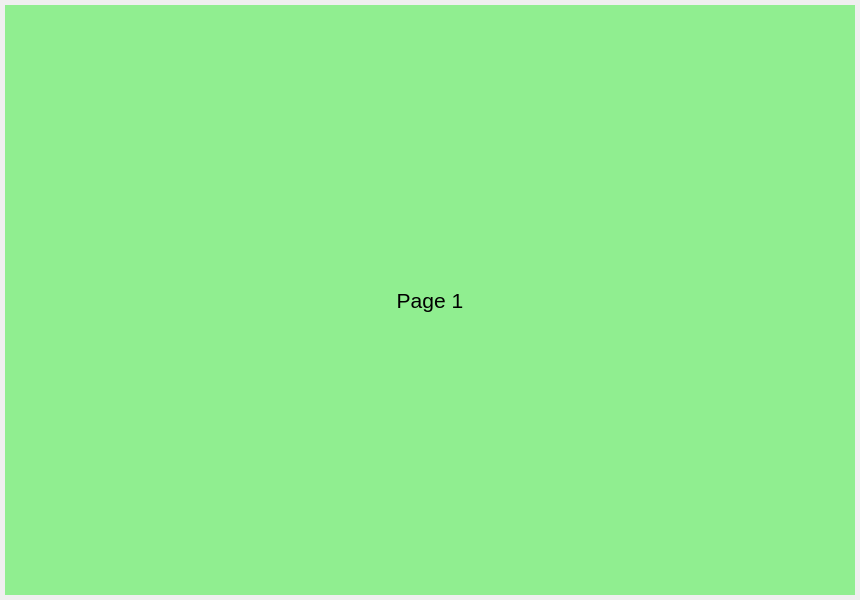
Above: gui/uis/pages/main_pages.ui from Wanderson-Magalhaes/PyOneDark_Qt_Widgets_Modern_GUI before the change. Below: the same form after it.
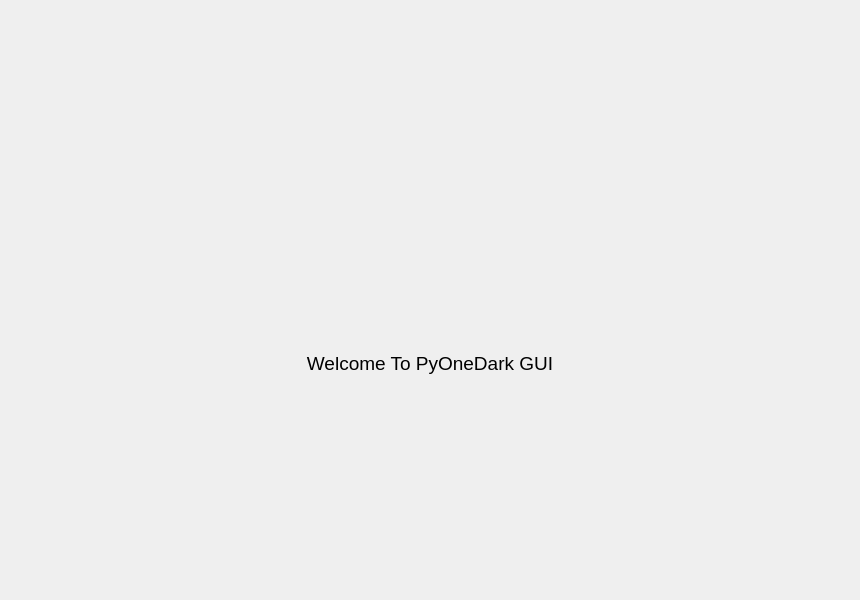
That is the form after the change.

```diff
--- a/gui/uis/pages/main_pages.ui
+++ b/gui/uis/pages/main_pages.ui
@@ -36,22 +36,110 @@
      </property>
      <widget class="QWidget" name="page_1">
       <property name="styleSheet">
-       <string notr="true">background: lightgreen; font-size: 16pt</string>
+       <string notr="true">font-size: 14pt</string>
       </property>
       <layout class="QVBoxLayout" name="verticalLayout">
-       <item>
-        <widget class="QLabel" name="label_1">
-         <property name="font">
-          <font>
-           <pointsize>16</pointsize>
-          </font>
+       <property name="spacing">
+        <number>5</number>
+       </property>
+       <property name="leftMargin">
+        <number>5</number>
+       </property>
+       <property name="topMargin">
+        <number>5</number>
+       </property>
+       <property name="rightMargin">
+        <number>5</number>
+       </property>
+       <property name="bottomMargin">
+        <number>5</number>
+       </property>
+       <item alignment="Qt::AlignHCenter">
+        <widget class="QFrame" name="welcome_base">
+         <property name="minimumSize">
+          <size>
+           <width>300</width>
+           <height>150</height>
+          </size>
          </property>
-         <property name="text">
-          <string>Page 1</string>
+         <property name="maximumSize">
+          <size>
+           <width>300</width>
+           <height>150</height>
+          </size>
          </property>
-         <property name="alignment">
-          <set>Qt::AlignCenter</set>
+         <property name="frameShape">
+          <enum>QFrame::NoFrame</enum>
          </property>
+         <property name="frameShadow">
+          <enum>QFrame::Raised</enum>
+         </property>
+         <layout class="QVBoxLayout" name="center_page_layout">
+          <property name="spacing">
+           <number>10</number>
+          </property>
+          <property name="leftMargin">
+           <number>0</number>
+          </property>
+          <property name="topMargin">
+           <number>0</number>
+          </property>
+          <property name="rightMargin">
+           <number>0</number>
+          </property>
+          <property name="bottomMargin">
+           <number>0</number>
+          </property>
+          <item>
+           <widget class="QFrame" name="logo">
+            <property name="minimumSize">
+             <size>
+              <width>300</width>
+              <height>120</height>
+             </size>
+            </property>
+            <property name="maximumSize">
+             <size>
+              <width>300</width>
+              <height>120</height>
+             </size>
+            </property>
+            <property name="frameShape">
+             <enum>QFrame::NoFrame</enum>
+            </property>
+            <property name="frameShadow">
+             <enum>QFrame::Raised</enum>
+            </property>
+            <layout class="QVBoxLayout" name="logo_layout">
+             <property name="spacing">
+              <number>0</number>
+             </property>
+             <property name="leftMargin">
+              <number>0</number>
+             </property>
+             <property name="topMargin">
+              <number>0</number>
+             </property>
+             <property name="rightMargin">
+              <number>0</number>
+             </property>
+             <property name="bottomMargin">
+              <number>0</number>
+             </property>
+            </layout>
+           </widget>
+          </item>
+          <item>
+           <widget class="QLabel" name="label">
+            <property name="text">
+             <string>Welcome To PyOneDark GUI</string>
+            </property>
+            <property name="alignment">
+             <set>Qt::AlignCenter</set>
+            </property>
+           </widget>
+          </item>
+         </layout>
         </widget>
        </item>
       </layout>
```
